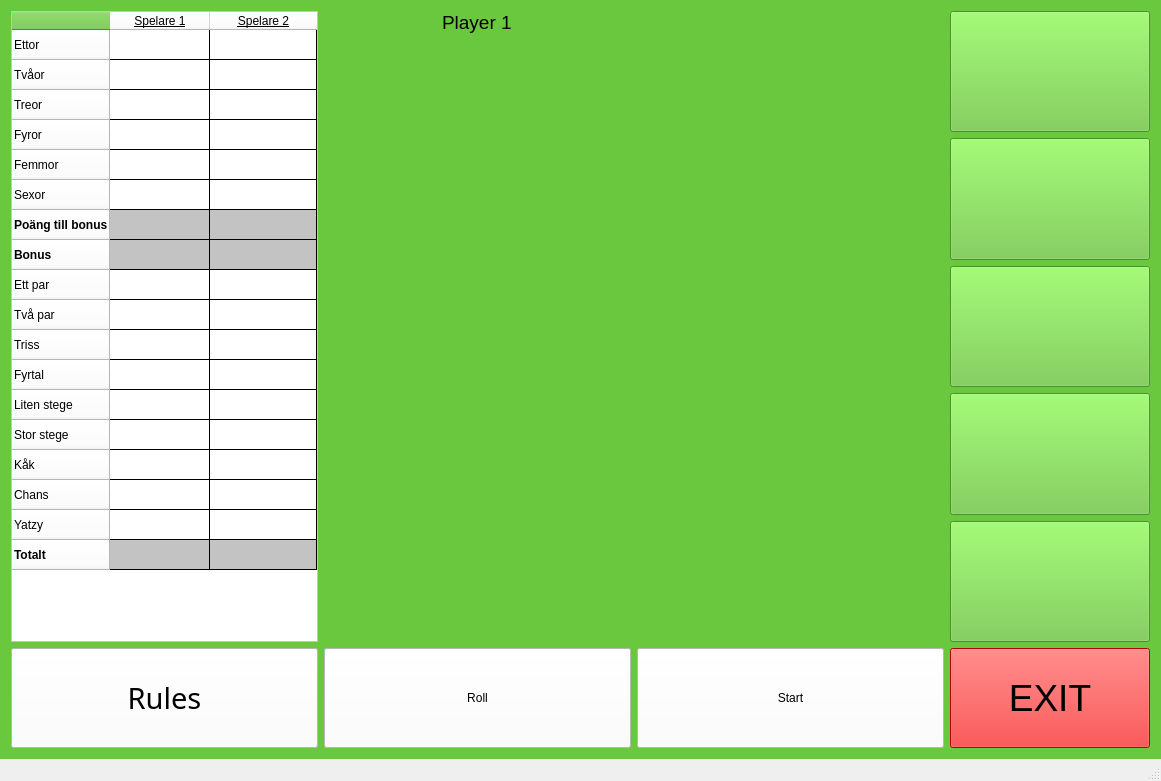
First picture: the form in Yatzy/Yatzy/mainwindow.ui, repository GUI-Programmering-Yatzy-Juli/Yatzy, before the edit.
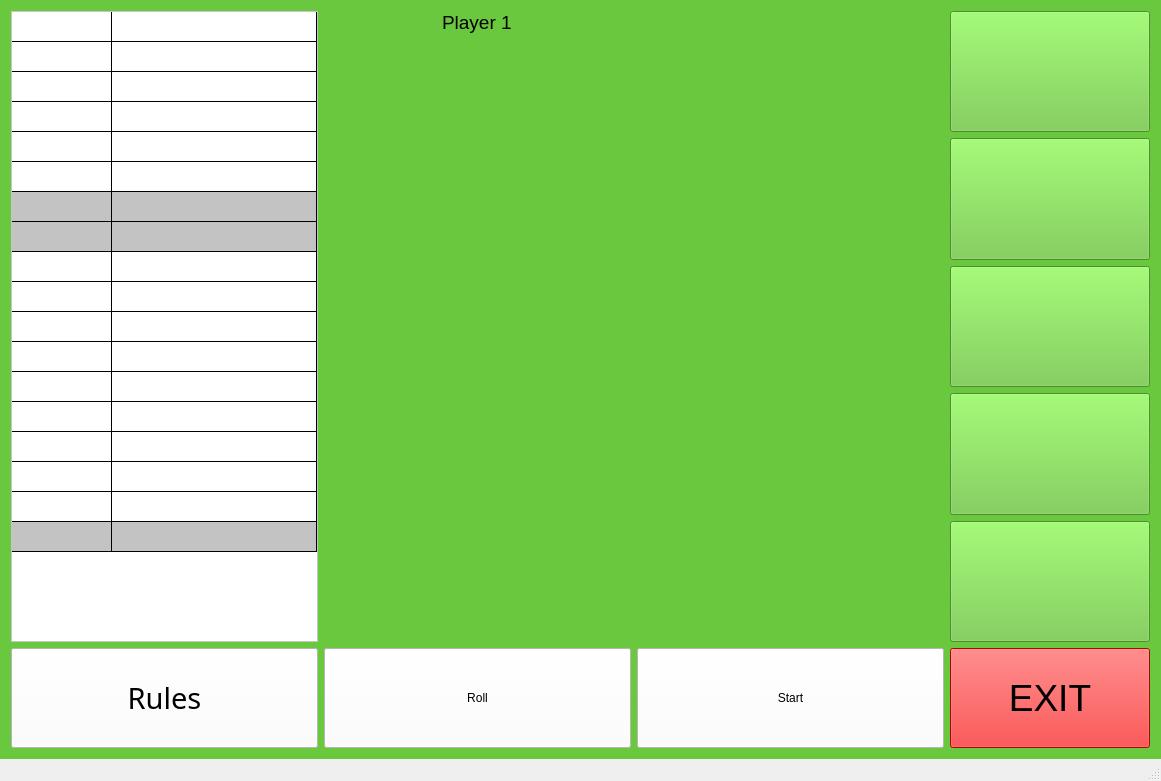
Second picture: the form after the edit.

Commit message: Table header visas alltid

```diff
--- a/Yatzy/Yatzy/mainwindow.ui
+++ b/Yatzy/Yatzy/mainwindow.ui
@@ -276,7 +276,7 @@
        <number>2</number>
       </property>
       <attribute name="horizontalHeaderVisible">
-       <bool>true</bool>
+       <bool>false</bool>
       </attribute>
       <attribute name="horizontalHeaderCascadingSectionResizes">
        <bool>false</bool>
@@ -294,7 +294,7 @@
        <bool>true</bool>
       </attribute>
       <attribute name="verticalHeaderVisible">
-       <bool>true</bool>
+       <bool>false</bool>
       </attribute>
       <attribute name="verticalHeaderCascadingSectionResizes">
        <bool>true</bool>
```
Left out of the diff: 4 changed lines with no effect on the pictures. The commit also changes 2 other files.
